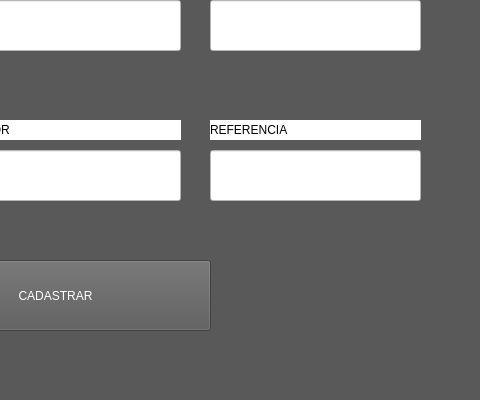
Before: the Qt Designer form janela_cadastro.ui in wellprograms/sistema_interface, drawn with Qt 5; both pictures show x 320 to 800 and y 200 to 600 of the 800 by 600 pixel window.
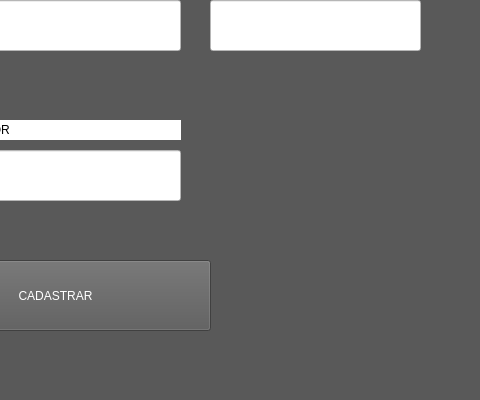
After: the same form once the commit is applied.

The edit to the form file:
```diff
--- a/janela_cadastro.ui
+++ b/janela_cadastro.ui
@@ -102,23 +102,6 @@
      <string/>
     </property>
    </widget>
-   <widget class="QLineEdit" name="lineEdit_5">
-    <property name="geometry">
-     <rect>
-      <x>530</x>
-      <y>350</y>
-      <width>211</width>
-      <height>51</height>
-     </rect>
-    </property>
-    <property name="styleSheet">
-     <string notr="true">background-color: rgb(255, 255, 255);
-font: 20pt &quot;a Aha Wow&quot;;</string>
-    </property>
-    <property name="text">
-     <string/>
-    </property>
-   </widget>
    <widget class="QLineEdit" name="lineEdit_6">
     <property name="geometry">
      <rect>
@@ -204,23 +187,6 @@
      <string>QUANTIDADE</string>
     </property>
    </widget>
-   <widget class="QLabel" name="label_6">
-    <property name="geometry">
-     <rect>
-      <x>530</x>
-      <y>320</y>
-      <width>211</width>
-      <height>20</height>
-     </rect>
-    </property>
-    <property name="styleSheet">
-     <string notr="true">background-color: #FFFFFF;
-font: 14pt &quot;a Aha Wow&quot;;</string>
-    </property>
-    <property name="text">
-     <string>REFERENCIA</string>
-    </property>
-   </widget>
    <widget class="QLabel" name="label_7">
     <property name="geometry">
      <rect>
```
